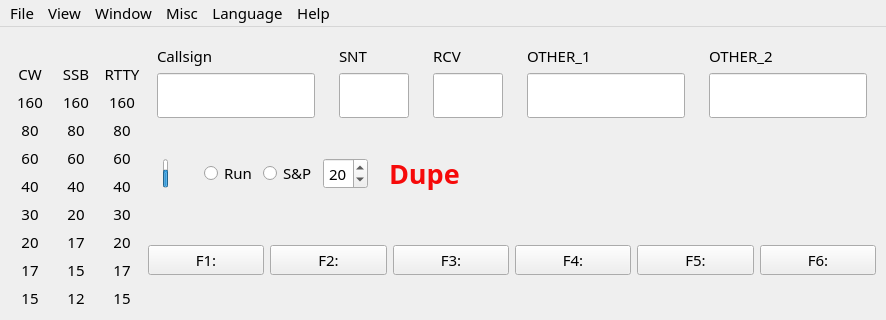
First picture: the form in not1mm/data/main.ui, repository mbridak/not1mm, before the edit; both pictures show x 0 to 886 and y 0 to 320 of the 886 by 651 pixel window.
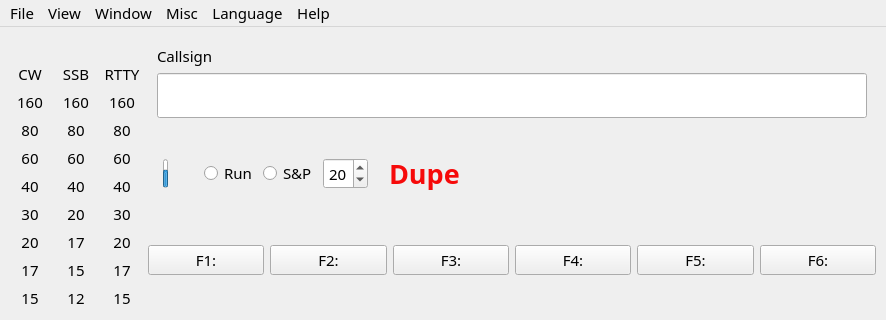
Second picture: the form after the edit. Icons and pictures are not drawn.

Commit message: Build the entry window from the contest's fields

The edit to the form file:
```diff
--- a/not1mm/data/main.ui
+++ b/not1mm/data/main.ui
@@ -730,7 +730,7 @@
         <item>
          <layout class="QVBoxLayout" name="main_dialog" stretch="0,0,0,0,0,0">
           <item>
-           <layout class="QHBoxLayout" name="horizontalLayout" stretch="2,1,1,2,2">
+           <layout class="QHBoxLayout" name="horizontalLayout" stretch="900">
             <item>
              <widget class="QFrame" name="callsignfield">
               <layout class="QVBoxLayout" name="input_call">
@@ -769,161 +769,6 @@
               </layout>
              </widget>
             </item>
-            <item>
-             <widget class="QFrame" name="field1">
-              <layout class="QVBoxLayout" name="input_snt">
-               <item>
-                <widget class="QLabel" name="snt_label">
-                 <property name="text">
-                  <string>SNT</string>
-                 </property>
-                 <property name="alignment">
-                  <set>Qt::AlignmentFlag::AlignBottom|Qt::AlignmentFlag::AlignLeading|Qt::AlignmentFlag::AlignLeft</set>
-                 </property>
-                </widget>
-               </item>
-               <item>
-                <widget class="QLineEdit" name="sent">
-                 <property name="minimumSize">
-                  <size>
-                   <width>60</width>
-                   <height>0</height>
-                  </size>
-                 </property>
-                 <property name="font">
-                  <font>
-                   <family>JetBrains Mono</family>
-                   <pointsize>20</pointsize>
-                  </font>
-                 </property>
-                 <property name="focusPolicy">
-                  <enum>Qt::FocusPolicy::StrongFocus</enum>
-                 </property>
-                 <property name="accessibleName">
-                  <string>RST Sent</string>
-                 </property>
-                 <property name="styleSheet">
-                  <string notr="true">text-transform: uppercase;</string>
-                 </property>
-                </widget>
-               </item>
-              </layout>
-             </widget>
-            </item>
-            <item>
-             <widget class="QFrame" name="field2">
-              <layout class="QVBoxLayout" name="input_rcv">
-               <item>
-                <widget class="QLabel" name="rcv_label">
-                 <property name="text">
-                  <string>RCV</string>
-                 </property>
-                 <property name="alignment">
-                  <set>Qt::AlignmentFlag::AlignBottom|Qt::AlignmentFlag::AlignLeading|Qt::AlignmentFlag::AlignLeft</set>
-                 </property>
-                </widget>
-               </item>
-               <item>
-                <widget class="QLineEdit" name="receive">
-                 <property name="minimumSize">
-                  <size>
-                   <width>60</width>
-                   <height>0</height>
-                  </size>
-                 </property>
-                 <property name="font">
-                  <font>
-                   <family>JetBrains Mono</family>
-                   <pointsize>20</pointsize>
-                  </font>
-                 </property>
-                 <property name="focusPolicy">
-                  <enum>Qt::FocusPolicy::StrongFocus</enum>
-                 </property>
-                 <property name="accessibleName">
-                  <string>RST Received</string>
-                 </property>
-                 <property name="styleSheet">
-                  <string notr="true">text-transform: uppercase;</string>
-                 </property>
-                </widget>
-               </item>
-              </layout>
-             </widget>
-            </item>
-            <item>
-             <widget class="QFrame" name="field3">
-              <layout class="QVBoxLayout" name="input_other">
-               <item>
-                <widget class="QLabel" name="other_label">
-                 <property name="text">
-                  <string>OTHER_1</string>
-                 </property>
-                 <property name="alignment">
-                  <set>Qt::AlignmentFlag::AlignBottom|Qt::AlignmentFlag::AlignLeading|Qt::AlignmentFlag::AlignLeft</set>
-                 </property>
-                </widget>
-               </item>
-               <item>
-                <widget class="QLineEdit" name="other_1">
-                 <property name="font">
-                  <font>
-                   <family>JetBrains Mono</family>
-                   <pointsize>20</pointsize>
-                  </font>
-                 </property>
-                 <property name="focusPolicy">
-                  <enum>Qt::FocusPolicy::StrongFocus</enum>
-                 </property>
-                 <property name="styleSheet">
-                  <string notr="true">text-transform: uppercase;</string>
-                 </property>
-                </widget>
-               </item>
-              </layout>
-             </widget>
-            </item>
-            <item>
-             <widget class="QFrame" name="field4">
-              <layout class="QVBoxLayout" name="verticalLayout_2">
-               <property name="sizeConstraint">
-                <enum>QLayout::SizeConstraint::SetDefaultConstraint</enum>
-               </property>
-               <item>
-                <widget class="QLabel" name="exch_label">
-                 <property name="text">
-                  <string>OTHER_2</string>
-                 </property>
-                 <property name="textFormat">
-                  <enum>Qt::TextFormat::AutoText</enum>
-                 </property>
-                 <property name="alignment">
-                  <set>Qt::AlignmentFlag::AlignBottom|Qt::AlignmentFlag::AlignLeading|Qt::AlignmentFlag::AlignLeft</set>
-                 </property>
-                 <property name="buddy">
-                  <cstring>field4</cstring>
-                 </property>
-                </widget>
-               </item>
-               <item>
-                <widget class="QLineEdit" name="other_2">
-                 <property name="font">
-                  <font>
-                   <family>JetBrains Mono</family>
-                   <pointsize>20</pointsize>
-                  </font>
-                 </property>
-                 <property name="focusPolicy">
-                  <enum>Qt::FocusPolicy::StrongFocus</enum>
-                 </property>
-                 <property name="styleSheet">
-                  <string notr="true">text-transform: uppercase;</string>
-                 </property>
-                </widget>
-               </item>
-              </layout>
-             </widget>
-            </item>
            </layout>
           </item>
           <item>
```
Left out of the diff: 6 changed lines with no effect on the pictures. The commit also changes 8 other files.
